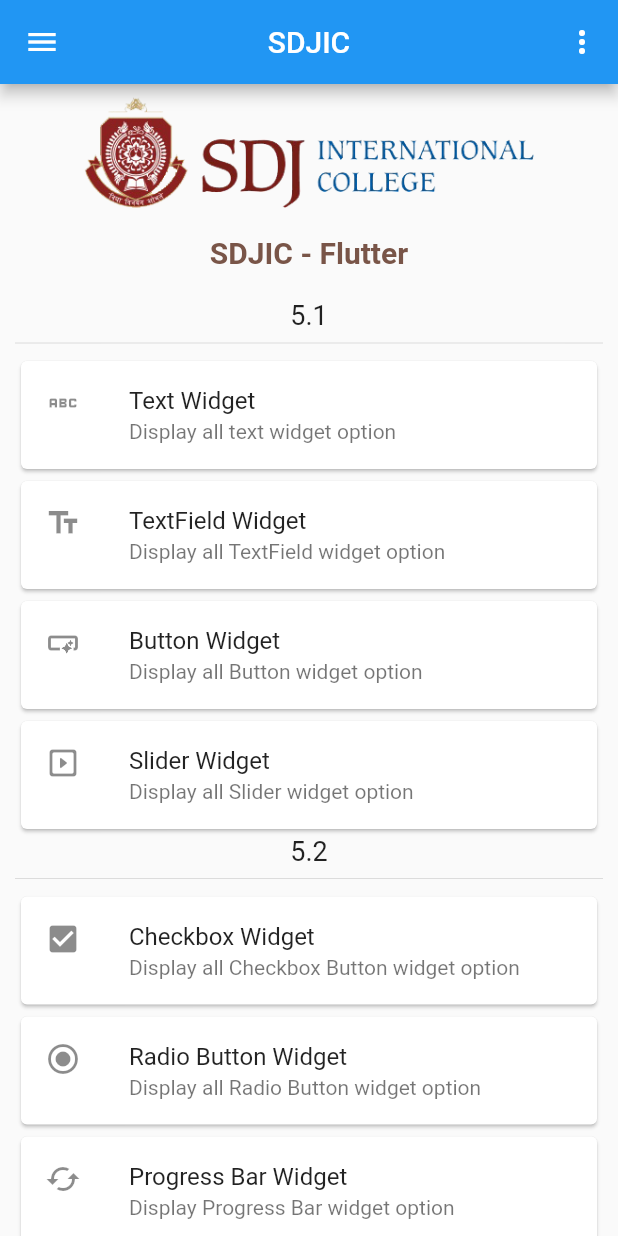
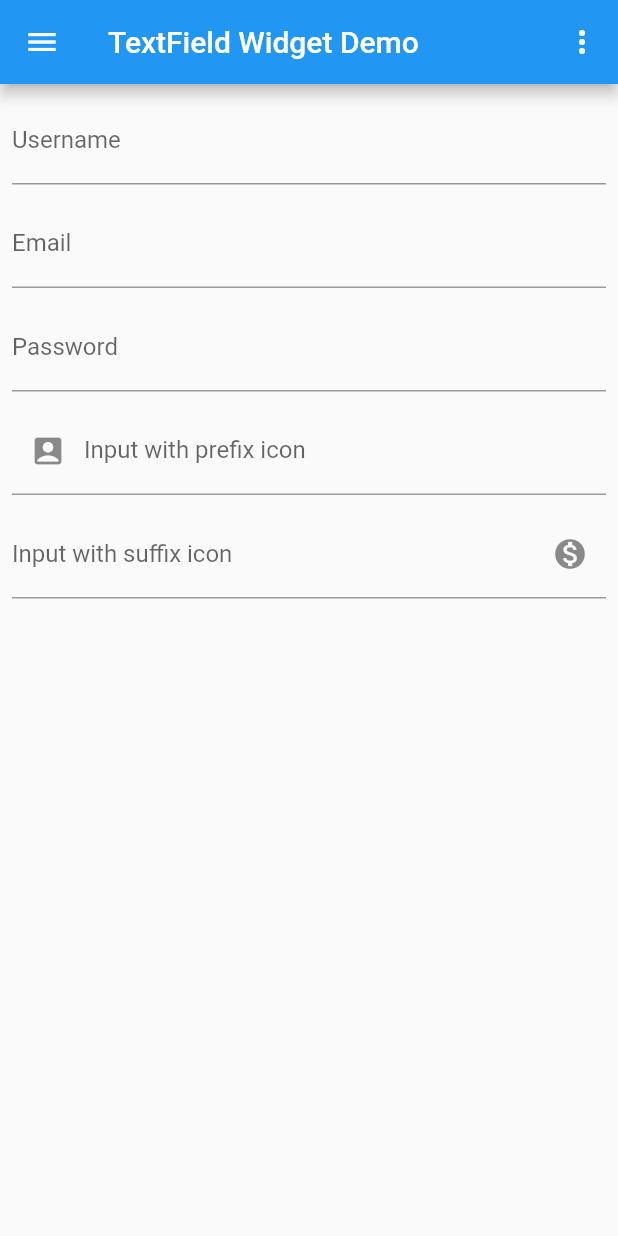
Before and after one commit to NehalPatel/sdjic_flutter, a Flutter app: the screen it shows after launch, after a tap on "TextField Widget", on a phone screen of 412 x 824 dp. Run offline on Flutter 3.47's test engine with Material 2 defaults, Android fonts, the phone set to English and light mode, and no system bars; our stand-ins replace google_fonts.

Commit message:
textfield widget added

```diff
--- a/lib/Screens/Section1/text_page.dart
+++ b/lib/Screens/Section1/text_page.dart
@@ -1,5 +1,7 @@
 import 'package:flutter/material.dart';
 import 'package:google_fonts/google_fonts.dart';
+import 'package:sdjic_flutter/components/my_drawer.dart';
+import 'package:sdjic_flutter/components/my_popup_menu.dart';
 
 class TextDemoPage extends StatelessWidget {
   const TextDemoPage({Key? key}) : super(key: key);
@@ -9,7 +11,11 @@
     return Scaffold(
       appBar: AppBar(
         title: Text("Text Widget Demo"),
+        actions: const [
+          MyPopupMenu()
+        ],
       ),
+      drawer: MyDrawer(),
       body: Center(
         child: Padding(
           padding: const EdgeInsets.all(8.0),
--- /dev/null
+++ b/lib/Screens/Section1/textfield_page.dart
@@ -0,0 +1,63 @@
+
+import 'package:flutter/material.dart';
+import 'package:sdjic_flutter/components/my_drawer.dart';
+import 'package:sdjic_flutter/components/my_popup_menu.dart';
+
+class TextFieldPage extends StatelessWidget {
+  const TextFieldPage({Key? key}) : super(key: key);
+
+  @override
+  Widget build(BuildContext context) {
+    return Scaffold(
+      appBar: AppBar(
+        title: Text("TextField Widget Demo"),
+        actions: const [
+          MyPopupMenu()
+        ],
+      ),
+      drawer: MyDrawer(),
+      body: Padding(
+        padding: const EdgeInsets.all(8.0),
+        child: Column(
+          children: [
+            TextField(
+              decoration: InputDecoration(
+                labelText: "Username"
+              ),
+            ),
+            SizedBox(height: 10,),
+            TextField(
+              decoration: InputDecoration(
+                  labelText: "Email",
+                  hintText: "Enter your valid email address"
+              ),
+            ),
+            SizedBox(height: 10,),
+            TextField(
+              obscureText: true,
+              decoration: InputDecoration(
+                  labelText: "Password",
+              ),
+            ),
+            SizedBox(height: 10,),
+            TextField(
+              obscureText: true,
+              decoration: InputDecoration(
+                labelText: "Input with prefix icon",
+                prefixIcon: Icon(Icons.account_box)
+              ),
+            ),
+            SizedBox(height: 10,),
+            TextField(
+              obscureText: true,
+              decoration: InputDecoration(
+                  labelText: "Input with suffix icon",
+                  suffixIcon: Icon(Icons.monetization_on)
+              ),
+            ),
+          ],
+        ),
+      ),
+    );
+  }
+}
--- a/lib/Screens/home_page.dart
+++ b/lib/Screens/home_page.dart
@@ -59,7 +59,7 @@
                     ),
                     GestureDetector(
                       onTap: () {
-                        print('clicked');
+                        Navigator.pushNamed(context, "/s1/textfield");
                       },
                       child: Card(
                         child: ListTile(
@@ -71,7 +71,7 @@
                     ),
                     GestureDetector(
                       onTap: () {
-                        print('clicked');
+                        Navigator.pushNamed(context, "/s1/buttons");
                       },
                       child: Card(
                         child: ListTile(
--- a/lib/components/my_drawer.dart
+++ b/lib/components/my_drawer.dart
@@ -19,7 +19,9 @@
           ListTile(
             leading: Icon(Icons.home),
             title: const Text("Home"),
-            onTap: () {},
+            onTap: () {
+              Navigator.pushNamedAndRemoveUntil(context, "/", (route) => false);
+            },
           ),
           ListTile(
             leading: Icon(Icons.settings),
--- a/lib/main.dart
+++ b/lib/main.dart
@@ -1,5 +1,7 @@
 import 'package:flutter/material.dart';
+import 'package:sdjic_flutter/Screens/Section1/button_page.dart';
 import 'package:sdjic_flutter/Screens/Section1/text_page.dart';
+import 'package:sdjic_flutter/Screens/Section1/textfield_page.dart';
 import 'package:sdjic_flutter/Screens/home_page.dart';
 
 void main() {
@@ -20,6 +22,8 @@
       routes: {
         '/' : (context) => HomePage(),
         '/s1/text' : (context) => TextDemoPage(),
+        '/s1/textfield' : (context) => TextFieldPage(),
+        '/s1/buttons' : (context) => ButtonPage(),
       },
       initialRoute: "/",
     );
```
Also changed, not shown: lib/Screens/Section1/button_page.dart (added, +58 -0 lines).
